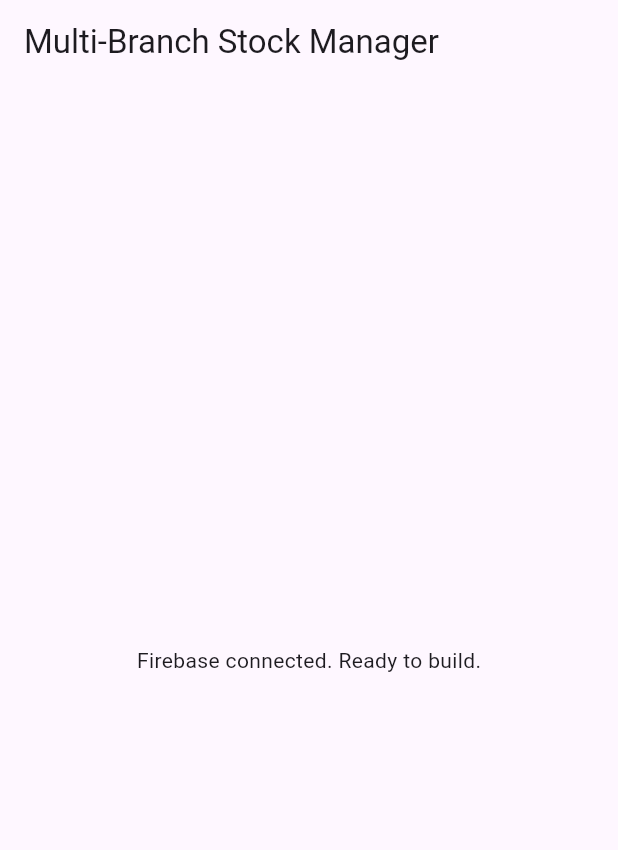
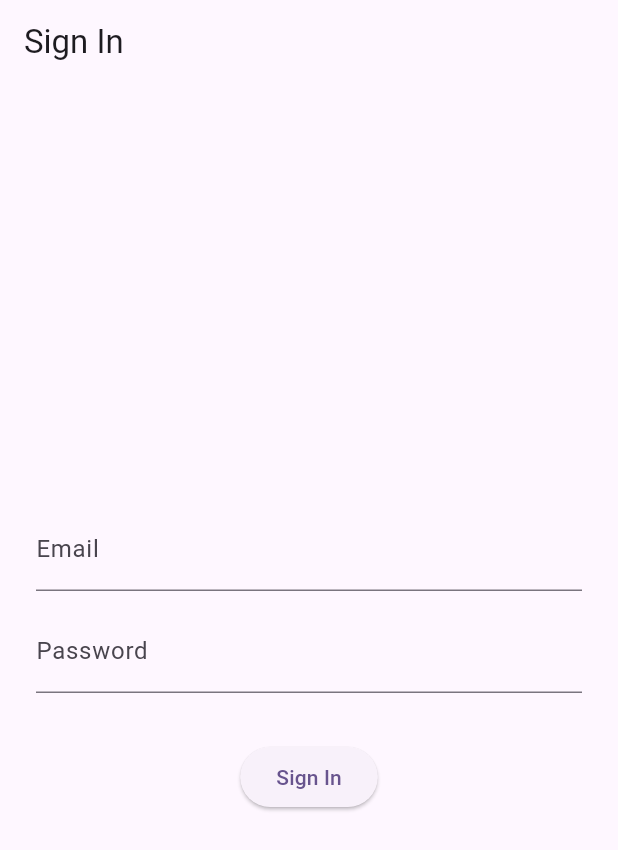
Before and after one commit to Drakhmonov/multi-branch-stock-manager, a Flutter app: the screen it shows after launch, on a phone screen of 412 x 824 dp. Shown: the top 850 px of the screen. Run offline on Flutter 3.47's test engine with Material 3 defaults, Android fonts, the phone set to English and light mode, and no system bars; our stand-ins replace cloud_firestore, firebase_auth, firebase_core; accounts and stored records are empty.

Commit message:
Move project outside OneDrive; add login screen and auth service

```diff
--- a/lib/main.dart
+++ b/lib/main.dart
@@ -1,6 +1,8 @@
 import 'package:flutter/material.dart';
 import 'package:firebase_core/firebase_core.dart';
 import 'firebase_options.dart';
+import 'models/user_model.dart';
+import 'screens/login_screen.dart';
 
 void main() async {
   WidgetsFlutterBinding.ensureInitialized();
@@ -10,8 +12,15 @@ void main() async {
   runApp(const MyApp());
 }
 
-class MyApp extends StatelessWidget {
+class MyApp extends StatefulWidget {
   const MyApp({super.key});
+
+  @override
+  State<MyApp> createState() => _MyAppState();
+}
+
+class _MyAppState extends State<MyApp> {
+  UserModel? _currentUser;
 
   @override
   Widget build(BuildContext context) {
@@ -21,21 +30,14 @@ class MyApp extends StatelessWidget {
         colorScheme: ColorScheme.fromSeed(seedColor: Colors.deepPurple),
         useMaterial3: true,
       ),
-      home: const HomeScreen(),
+      home: _currentUser == null
+          ? LoginScreen(onLoginSuccess: (user) => setState(() => _currentUser = user))
+          : Scaffold(
+              appBar: AppBar(title: Text('Welcome, ${_currentUser!.name}')),
+              body: Center(
+                child: Text('Logged in as: ${_currentUser!.role.name}'),
+              ),
+            ),
     );
   }
 }
-
-class HomeScreen extends StatelessWidget {
-  const HomeScreen({super.key});
-
-  @override
-  Widget build(BuildContext context) {
-    return Scaffold(
-      appBar: AppBar(title: const Text('Multi-Branch Stock Manager')),
-      body: const Center(
-        child: Text('Firebase connected. Ready to build.'),
-      ),
-    );
-  }
-}
--- /dev/null
+++ b/lib/screens/login_screen.dart
@@ -0,0 +1,79 @@
+import 'package:flutter/material.dart';
+import '../services/auth_service.dart';
+import '../models/user_model.dart';
+
+class LoginScreen extends StatefulWidget {
+  final void Function(UserModel user) onLoginSuccess;
+
+  const LoginScreen({super.key, required this.onLoginSuccess});
+
+  @override
+  State<LoginScreen> createState() => _LoginScreenState();
+}
+
+class _LoginScreenState extends State<LoginScreen> {
+  final _authService = AuthService();
+  final _emailController = TextEditingController();
+  final _passwordController = TextEditingController();
+  bool _isLoading = false;
+  String? _errorMessage;
+
+  Future<void> _handleLogin() async {
+    setState(() {
+      _isLoading = true;
+      _errorMessage = null;
+    });
+
+    try {
+      final user = await _authService.signIn(
+        _emailController.text.trim(),
+        _passwordController.text.trim(),
+      );
+      if (user != null) {
+        widget.onLoginSuccess(user);
+      } else {
+        setState(() => _errorMessage = 'No user profile found.');
+      }
+    } catch (e) {
+      setState(() => _errorMessage = 'Login failed: ${e.toString()}');
+    } finally {
+      setState(() => _isLoading = false);
+    }
+  }
+
+  @override
+  Widget build(BuildContext context) {
+    return Scaffold(
+      appBar: AppBar(title: const Text('Sign In')),
+      body: Padding(
+        padding: const EdgeInsets.all(24.0),
+        child: Column(
+          mainAxisAlignment: MainAxisAlignment.center,
+          children: [
+            TextField(
+              controller: _emailController,
+              decoration: const InputDecoration(labelText: 'Email'),
+              keyboardType: TextInputType.emailAddress,
+            ),
+            const SizedBox(height: 12),
+            TextField(
+              controller: _passwordController,
+              decoration: const InputDecoration(labelText: 'Password'),
+              obscureText: true,
+            ),
+            const SizedBox(height: 20),
+            if (_errorMessage != null)
+              Text(_errorMessage!, style: const TextStyle(color: Colors.red)),
+            const SizedBox(height: 12),
+            _isLoading
+                ? const CircularProgressIndicator()
+                : ElevatedButton(
+                    onPressed: _handleLogin,
+                    child: const Text('Sign In'),
+                  ),
+          ],
+        ),
+      ),
+    );
+  }
+}
--- /dev/null
+++ b/lib/services/auth_service.dart
@@ -0,0 +1,55 @@
+import 'package:firebase_auth/firebase_auth.dart';
+import 'package:cloud_firestore/cloud_firestore.dart';
+import '../models/user_model.dart';
+
+class AuthService {
+  final _auth = FirebaseAuth.instance;
+  final _db = FirebaseFirestore.instance;
+
+  Stream<User?> get authStateChanges => _auth.authStateChanges();
+
+  Future<UserModel?> signIn(String email, String password) async {
+    final credential = await _auth.signInWithEmailAndPassword(
+      email: email,
+      password: password,
+    );
+    final uid = credential.user?.uid;
+    if (uid == null) return null;
+
+    final doc = await _db.collection('users').doc(uid).get();
+    if (!doc.exists) return null;
+
+    return UserModel.fromMap(uid, doc.data()!);
+  }
+
+  Future<UserModel> signUp({
+    required String email,
+    required String password,
+    required String name,
+    required UserRole role,
+    String? branchId,
+  }) async {
+    final credential = await _auth.createUserWithEmailAndPassword(
+      email: email,
+      password: password,
+    );
+    final uid = credential.user!.uid;
+
+    final user = UserModel(id: uid, name: name, role: role, branchId: branchId);
+    await _db.collection('users').doc(uid).set(user.toMap());
+
+    return user;
+  }
+
+  Future<void> signOut() => _auth.signOut();
+
+  Future<UserModel?> getCurrentUserProfile() async {
+    final uid = _auth.currentUser?.uid;
+    if (uid == null) return null;
+
+    final doc = await _db.collection('users').doc(uid).get();
+    if (!doc.exists) return null;
+
+    return UserModel.fromMap(uid, doc.data()!);
+  }
+}
```
